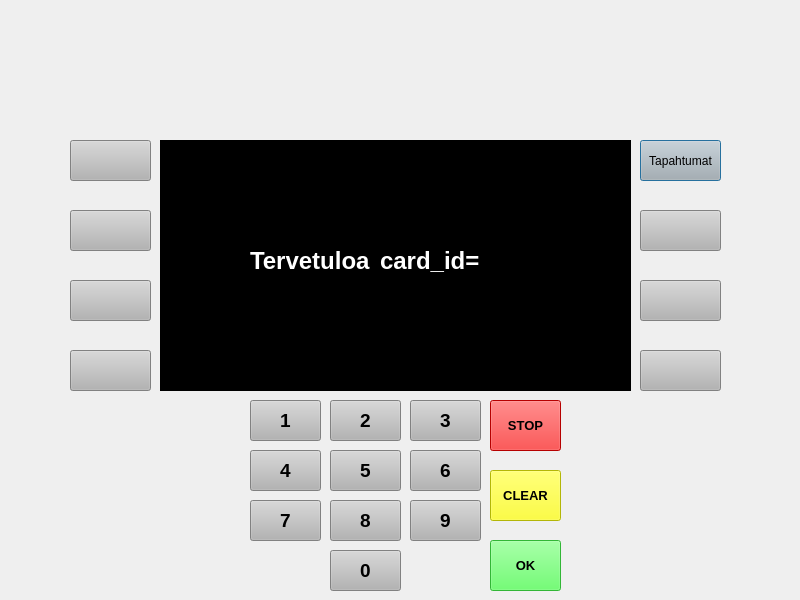
Above: bank_automat/paaikkuna.ui from nikopippuri/atm-project before the change. Below: the same form after it.
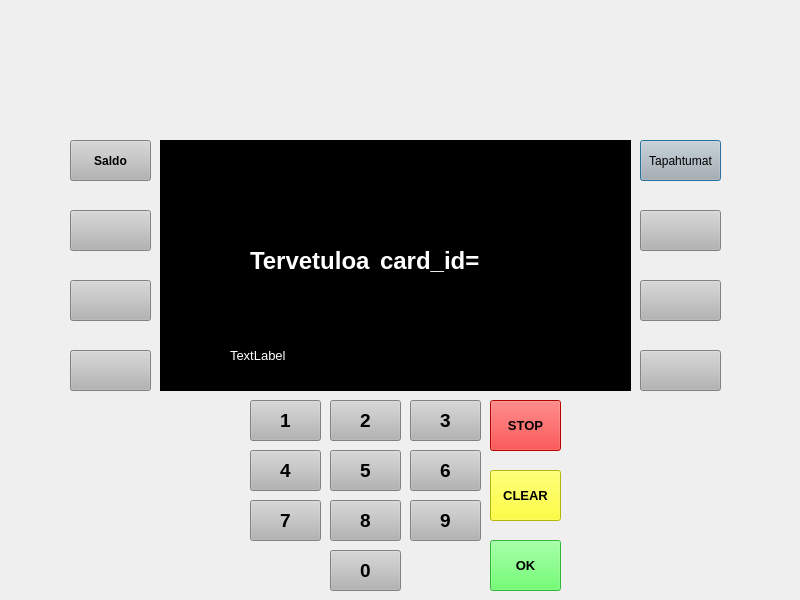
That is the form after the change.

Commit message: balance QT

What changed in the file:
```diff
--- a/bank_automat/paaikkuna.ui
+++ b/bank_automat/paaikkuna.ui
@@ -135,7 +135,7 @@
     <string>7</string>
    </property>
   </widget>
-  <widget class="QPushButton" name="btnArrow1">
+  <widget class="QPushButton" name="btnCheckBalance">
    <property name="geometry">
     <rect>
      <x>70</x>
@@ -153,7 +153,7 @@
     <string notr="true">background-color: rgb(180, 180, 180);</string>
    </property>
    <property name="text">
-    <string/>
+    <string>Saldo</string>
    </property>
   </widget>
   <widget class="QPushButton" name="btnArrow2">
@@ -498,12 +498,25 @@
     <string>Tervetuloa</string>
    </property>
   </widget>
+  <widget class="QLabel" name="labelBalance">
+   <property name="geometry">
+    <rect>
+     <x>230</x>
+     <y>330</y>
+     <width>271</width>
+     <height>51</height>
+    </rect>
+   </property>
+   <property name="text">
+    <string>&lt;html&gt;&lt;head/&gt;&lt;body&gt;&lt;p&gt;&lt;span style=&quot; font-size:10pt; color:#ffffff;&quot;&gt;TextLabel&lt;/span&gt;&lt;/p&gt;&lt;/body&gt;&lt;/html&gt;</string>
+   </property>
+  </widget>
   <zorder>btnFetchTransactions</zorder>
   <zorder>btn0</zorder>
   <zorder>btnClear</zorder>
   <zorder>btnArrow3</zorder>
   <zorder>btn7</zorder>
-  <zorder>btnArrow1</zorder>
+  <zorder>btnCheckBalance</zorder>
   <zorder>btnArrow2</zorder>
   <zorder>btnArrow8</zorder>
   <zorder>btn5</zorder>
@@ -522,6 +535,7 @@
   <zorder>btnArrow6</zorder>
   <zorder>labelUsername</zorder>
   <zorder>label</zorder>
+  <zorder>labelBalance</zorder>
  </widget>
  <resources/>
  <connections/>
```
The commit also changes 10 other files.
